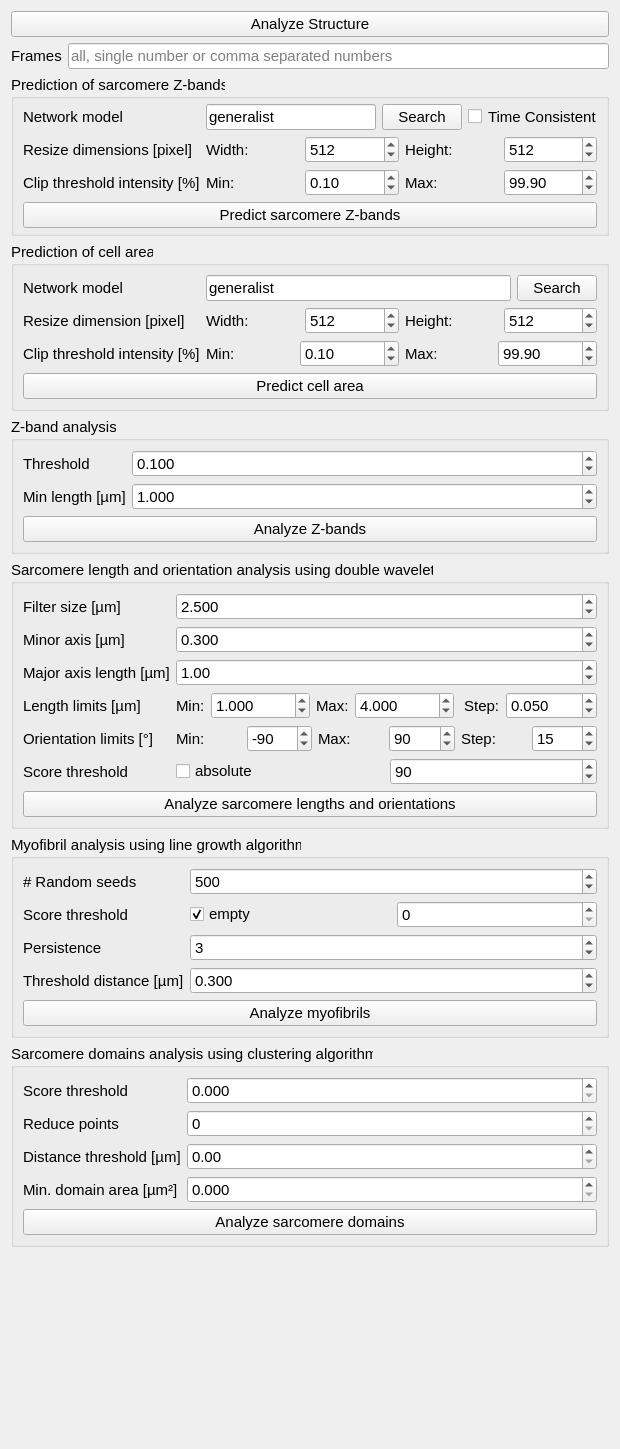
danihae/SarcAsM, file sarcasm/app/ui-files/parameters_structure_analysis.ui: the form before one commit.
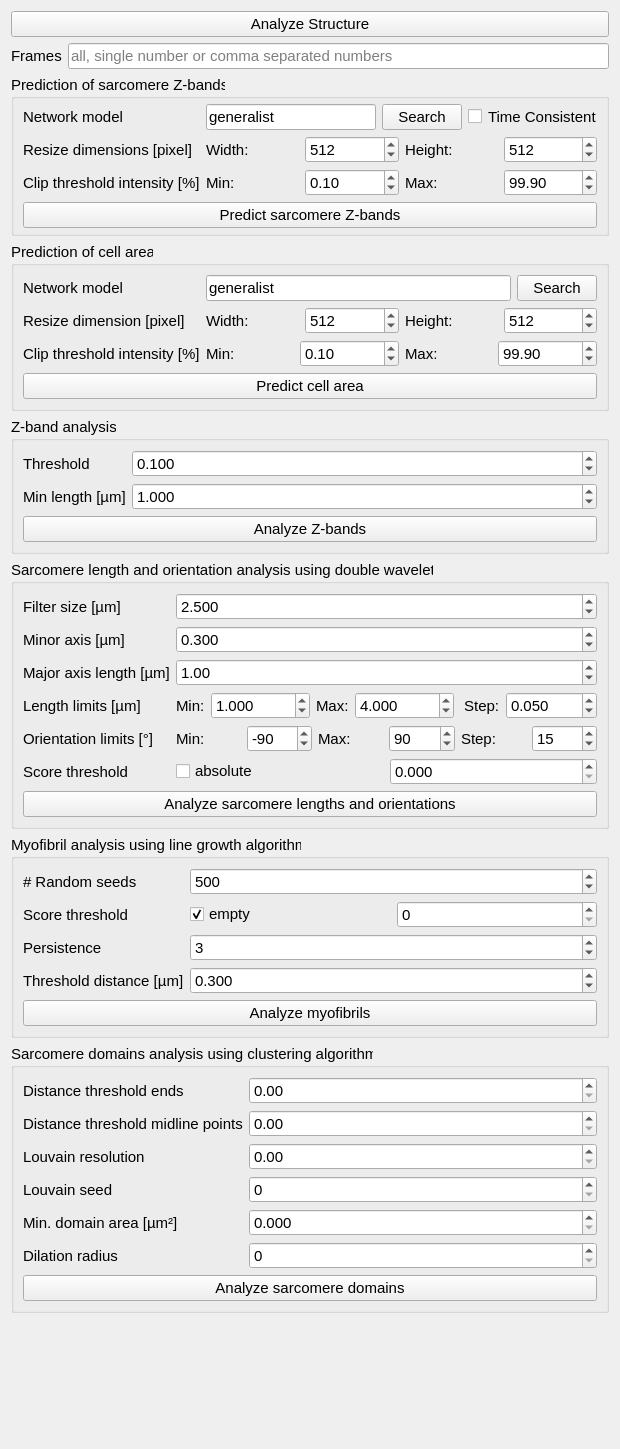
The form after the commit.

Commit message: fix structure analysis to match parameter renames and changes

The edit to the form file:
```diff
--- a/sarcasm/app/ui-files/parameters_structure_analysis.ui
+++ b/sarcasm/app/ui-files/parameters_structure_analysis.ui
@@ -618,16 +618,16 @@
          </widget>
         </item>
         <item>
-         <widget class="QSpinBox" name="sb_wavelet_score_threshold">
+         <widget class="QDoubleSpinBox" name="dsb_wavelet_score_threshold">
           <property name="toolTip">
            <string>Threshold score for clipping of length and orientation map (if abs_threshold=False, score_threshold is
             percentile (e.g., 90) for adaptive thresholding)</string>
           </property>
-          <property name="maximum">
-           <number>999999999</number>
+          <property name="decimals">
+           <number>3</number>
           </property>
-          <property name="value">
-           <number>90</number>
+          <property name="maximum">
+           <double>99999999.000000000000000</double>
           </property>
          </widget>
         </item>
@@ -792,46 +792,23 @@
       <string>Sarcomere domains analysis using clustering algorithm</string>
      </property>
      <layout class="QFormLayout" name="formLayout_5">
-      <item row="1" column="0">
-       <widget class="QLabel" name="label_5">
-        <property name="toolTip">
-         <string>Threshold (percentile of max_score distribution) for filtering points based on max_score</string>
-        </property>
-        <property name="text">
-         <string>Score threshold</string>
-        </property>
-       </widget>
-      </item>
-      <item row="1" column="1">
-       <widget class="QDoubleSpinBox" name="dsb_domain_analysis_score_threshold">
-        <property name="toolTip">
-         <string>Threshold (percentile of max_score distribution) for filtering points based on max_score</string>
-        </property>
-        <property name="decimals">
-         <number>3</number>
-        </property>
-        <property name="maximum">
-         <double>999999.000000000000000</double>
-        </property>
-       </widget>
-      </item>
       <item row="2" column="0">
        <widget class="QLabel" name="label_7">
         <property name="toolTip">
          <string>Reduce number of samples by subsampling with factor reduce</string>
         </property>
         <property name="text">
-         <string>Reduce points</string>
+         <string>Distance threshold ends</string>
         </property>
        </widget>
       </item>
       <item row="2" column="1">
-       <widget class="QSpinBox" name="sb_domain_analysis_reduce">
+       <widget class="QDoubleSpinBox" name="dsb_dist_thresh_ends">
         <property name="toolTip">
          <string>Reduce number of samples by subsampling with factor reduce</string>
         </property>
         <property name="maximum">
-         <number>999999</number>
+         <double>9999999.000000000000000</double>
         </property>
        </widget>
       </item>
@@ -841,7 +818,7 @@
          <string>Distance threshold for agglomerative clustering.</string>
         </property>
         <property name="text">
-         <string>Distance threshold [µm]</string>
+         <string>Distance threshold midline points</string>
         </property>
        </widget>
       </item>
@@ -856,6 +833,48 @@
        </widget>
       </item>
       <item row="4" column="0">
+       <widget class="QLabel" name="label_31">
+        <property name="toolTip">
+         <string>Control parameter for domain size. If resolution is small, the algorithm favors larger domains.
+            Greater resolution favors smaller domains. Defaults to 0.05.</string>
+        </property>
+        <property name="text">
+         <string>Louvain resolution</string>
+        </property>
+       </widget>
+      </item>
+      <item row="4" column="1">
+       <widget class="QDoubleSpinBox" name="dsb_louvain_resolution">
+        <property name="toolTip">
+         <string>Control parameter for domain size. If resolution is small, the algorithm favors larger domains.
+            Greater resolution favors smaller domains. Defaults to 0.05.</string>
+        </property>
+        <property name="maximum">
+         <double>999999.000000000000000</double>
+        </property>
+       </widget>
+      </item>
+      <item row="5" column="0">
+       <widget class="QLabel" name="label_42">
+        <property name="toolTip">
+         <string>Random seed for Louvain algorithm, to ensure reproducibility. Defaults to 2.</string>
+        </property>
+        <property name="text">
+         <string>Louvain seed</string>
+        </property>
+       </widget>
+      </item>
+      <item row="5" column="1">
+       <widget class="QSpinBox" name="sb_louvain_seed">
+        <property name="toolTip">
+         <string>Random seed for Louvain algorithm, to ensure reproducibility. Defaults to 2.</string>
+        </property>
+        <property name="maximum">
+         <number>99999999</number>
+        </property>
+       </widget>
+      </item>
+      <item row="6" column="0">
        <widget class="QLabel" name="label_19">
         <property name="toolTip">
          <string>Minimal area of domains / clusters (in µm^2). Area is calculated by convex hull.</string>
@@ -865,7 +884,7 @@
         </property>
        </widget>
       </item>
-      <item row="4" column="1">
+      <item row="6" column="1">
        <widget class="QDoubleSpinBox" name="dsb_domain_analysis_area_min">
         <property name="toolTip">
          <string>Minimal area of domains / clusters (in µm^2). Area is calculated by convex hull.</string>
@@ -878,7 +897,27 @@
         </property>
        </widget>
       </item>
-      <item row="5" column="0" colspan="2">
+      <item row="7" column="0">
+       <widget class="QLabel" name="label_43">
+        <property name="toolTip">
+         <string>Dilation radius for refining domain area masks. Defaults to 3.</string>
+        </property>
+        <property name="text">
+         <string>Dilation radius</string>
+        </property>
+       </widget>
+      </item>
+      <item row="7" column="1">
+       <widget class="QSpinBox" name="sb_dilation_radius">
+        <property name="toolTip">
+         <string>Dilation radius for refining domain area masks. Defaults to 3.</string>
+        </property>
+        <property name="maximum">
+         <number>9999999</number>
+        </property>
+       </widget>
+      </item>
+      <item row="11" column="0" colspan="2">
        <widget class="QPushButton" name="btn_structure_domain_analysis">
         <property name="toolTip">
          <string>Find sarcomere domains with similar orientation using agglomerative clustering</string>
```
Left out of the diff: 24 changed lines with no effect on the pictures. The commit also changes 5 other files.
